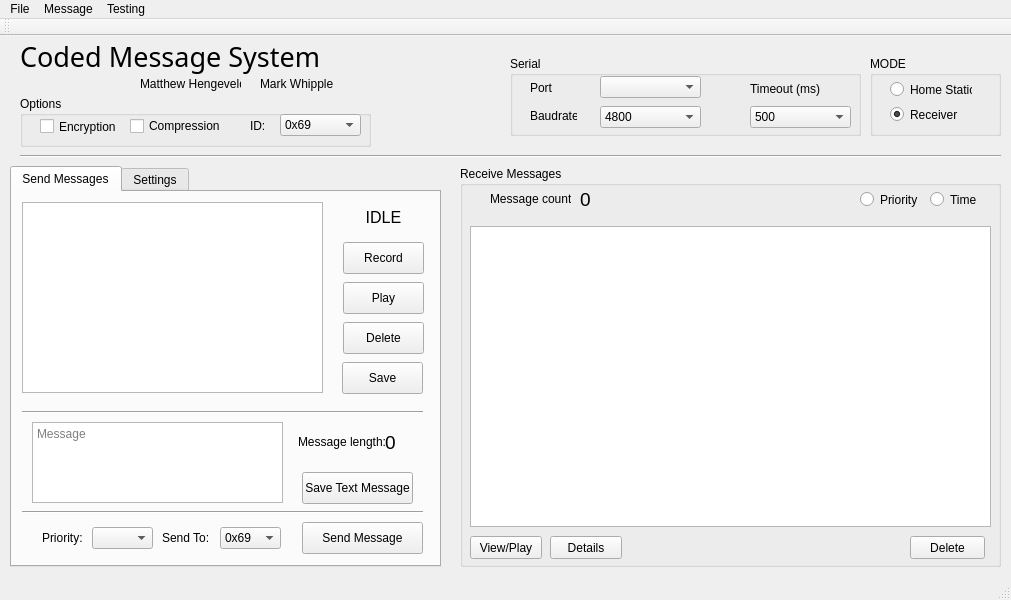
Before: the Qt Designer form CMS2/mainwindow.ui in Hengy/CMS, drawn with Qt 5.
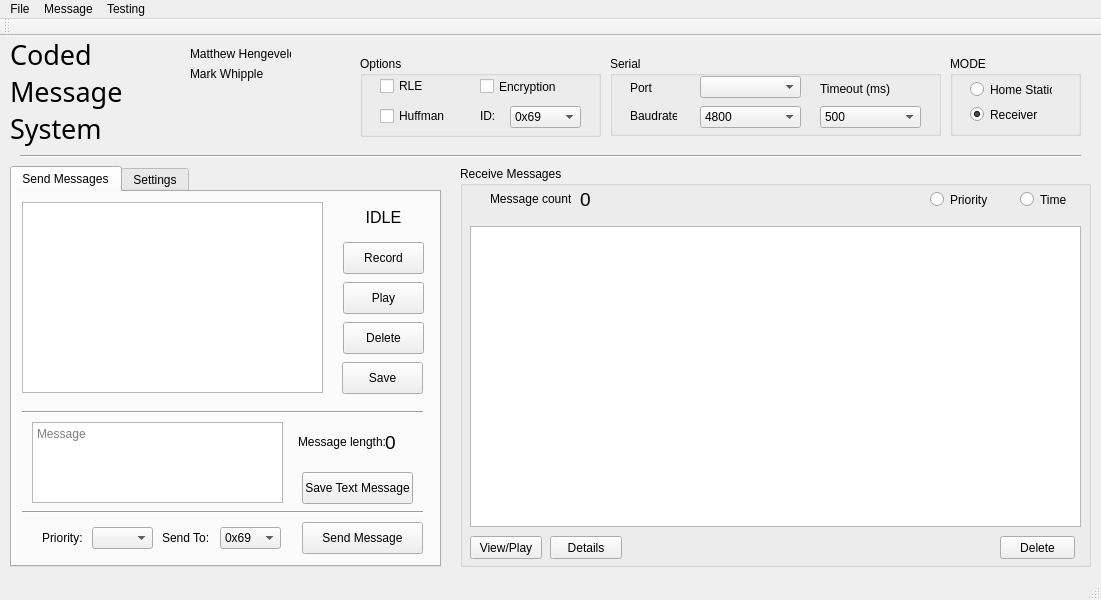
After: the same form once the commit is applied.

Patch:
```diff
--- a/CMS2/mainwindow.ui
+++ b/CMS2/mainwindow.ui
@@ -6,7 +6,7 @@
    <rect>
     <x>0</x>
     <y>0</y>
-    <width>1011</width>
+    <width>1101</width>
     <height>600</height>
    </rect>
   </property>
@@ -28,7 +28,7 @@
      <rect>
       <x>460</x>
       <y>130</y>
-      <width>541</width>
+      <width>631</width>
       <height>401</height>
      </rect>
     </property>
@@ -38,7 +38,7 @@
     <widget class="QPushButton" name="bttnRecDel">
      <property name="geometry">
       <rect>
-       <x>450</x>
+       <x>540</x>
        <y>370</y>
        <width>75</width>
        <height>23</height>
@@ -79,7 +79,7 @@
       <rect>
        <x>10</x>
        <y>60</y>
-       <width>521</width>
+       <width>611</width>
        <height>301</height>
       </rect>
      </property>
@@ -118,7 +118,7 @@
     <widget class="QRadioButton" name="timeRadioButton">
      <property name="geometry">
       <rect>
-       <x>470</x>
+       <x>560</x>
        <y>25</y>
        <width>51</width>
        <height>17</height>
@@ -131,7 +131,7 @@
     <widget class="QRadioButton" name="priRadioButton">
      <property name="geometry">
       <rect>
-       <x>400</x>
+       <x>470</x>
        <y>25</y>
        <width>61</width>
        <height>17</height>
@@ -147,7 +147,7 @@
      <rect>
       <x>20</x>
       <y>110</y>
-      <width>981</width>
+      <width>1061</width>
       <height>20</height>
      </rect>
     </property>
@@ -158,10 +158,10 @@
    <widget class="QLabel" name="label">
     <property name="geometry">
      <rect>
-      <x>20</x>
+      <x>10</x>
       <y>0</y>
-      <width>361</width>
-      <height>41</height>
+      <width>151</width>
+      <height>111</height>
      </rect>
     </property>
     <property name="font">
@@ -176,12 +176,15 @@
     <property name="textFormat">
      <enum>Qt::RichText</enum>
     </property>
+    <property name="wordWrap">
+     <bool>true</bool>
+    </property>
    </widget>
    <widget class="QLabel" name="label_2">
     <property name="geometry">
      <rect>
-      <x>140</x>
-      <y>40</y>
+      <x>190</x>
+      <y>10</y>
       <width>101</width>
       <height>16</height>
      </rect>
@@ -193,8 +196,8 @@
    <widget class="QLabel" name="label_3">
     <property name="geometry">
      <rect>
-      <x>260</x>
-      <y>40</y>
+      <x>190</x>
+      <y>30</y>
       <width>101</width>
       <height>16</height>
      </rect>
@@ -206,7 +209,7 @@
    <widget class="QGroupBox" name="modeGroup">
     <property name="geometry">
      <rect>
-      <x>870</x>
+      <x>950</x>
       <y>20</y>
       <width>131</width>
       <height>80</height>
@@ -720,9 +723,9 @@
    <widget class="QGroupBox" name="groupBox">
     <property name="geometry">
      <rect>
-      <x>510</x>
+      <x>610</x>
       <y>20</y>
-      <width>351</width>
+      <width>331</width>
       <height>80</height>
      </rect>
     </property>
@@ -808,7 +811,7 @@
     <widget class="QComboBox" name="timeoutDropbox">
      <property name="geometry">
       <rect>
-       <x>240</x>
+       <x>210</x>
        <y>50</y>
        <width>101</width>
        <height>22</height>
@@ -848,7 +851,7 @@
     <widget class="QLabel" name="label_11">
      <property name="geometry">
       <rect>
-       <x>240</x>
+       <x>210</x>
        <y>25</y>
        <width>71</width>
        <height>16</height>
@@ -862,10 +865,10 @@
    <widget class="QGroupBox" name="groupBox_2">
     <property name="geometry">
      <rect>
-      <x>20</x>
-      <y>60</y>
-      <width>351</width>
-      <height>51</height>
+      <x>360</x>
+      <y>20</y>
+      <width>241</width>
+      <height>81</height>
      </rect>
     </property>
     <property name="title">
@@ -874,7 +877,7 @@
     <widget class="QCheckBox" name="enEncrypt">
      <property name="geometry">
       <rect>
-       <x>20</x>
+       <x>120</x>
        <y>20</y>
        <width>91</width>
        <height>21</height>
@@ -887,22 +890,22 @@
     <widget class="QCheckBox" name="enCompress">
      <property name="geometry">
       <rect>
-       <x>110</x>
-       <y>20</y>
-       <width>91</width>
+       <x>20</x>
+       <y>50</y>
+       <width>71</width>
        <height>20</height>
       </rect>
      </property>
      <property name="text">
-      <string>Compression</string>
+      <string>Huffman</string>
      </property>
     </widget>
     <widget class="QComboBox" name="IDBox">
      <property name="geometry">
       <rect>
-       <x>260</x>
-       <y>18</y>
-       <width>81</width>
+       <x>150</x>
+       <y>50</y>
+       <width>71</width>
        <height>22</height>
       </rect>
      </property>
@@ -930,8 +933,8 @@
     <widget class="QLabel" name="label_13">
      <property name="geometry">
       <rect>
-       <x>230</x>
-       <y>20</y>
+       <x>120</x>
+       <y>50</y>
        <width>31</width>
        <height>20</height>
       </rect>
@@ -940,6 +943,19 @@
       <string>ID:</string>
      </property>
     </widget>
+    <widget class="QCheckBox" name="enCompress_2">
+     <property name="geometry">
+      <rect>
+       <x>20</x>
+       <y>20</y>
+       <width>71</width>
+       <height>20</height>
+      </rect>
+     </property>
+     <property name="text">
+      <string>RLE</string>
+     </property>
+    </widget>
    </widget>
   </widget>
   <widget class="QMenuBar" name="menuBar">
@@ -947,7 +963,7 @@
     <rect>
      <x>0</x>
      <y>0</y>
-     <width>1011</width>
+     <width>1101</width>
      <height>21</height>
     </rect>
    </property>
```
